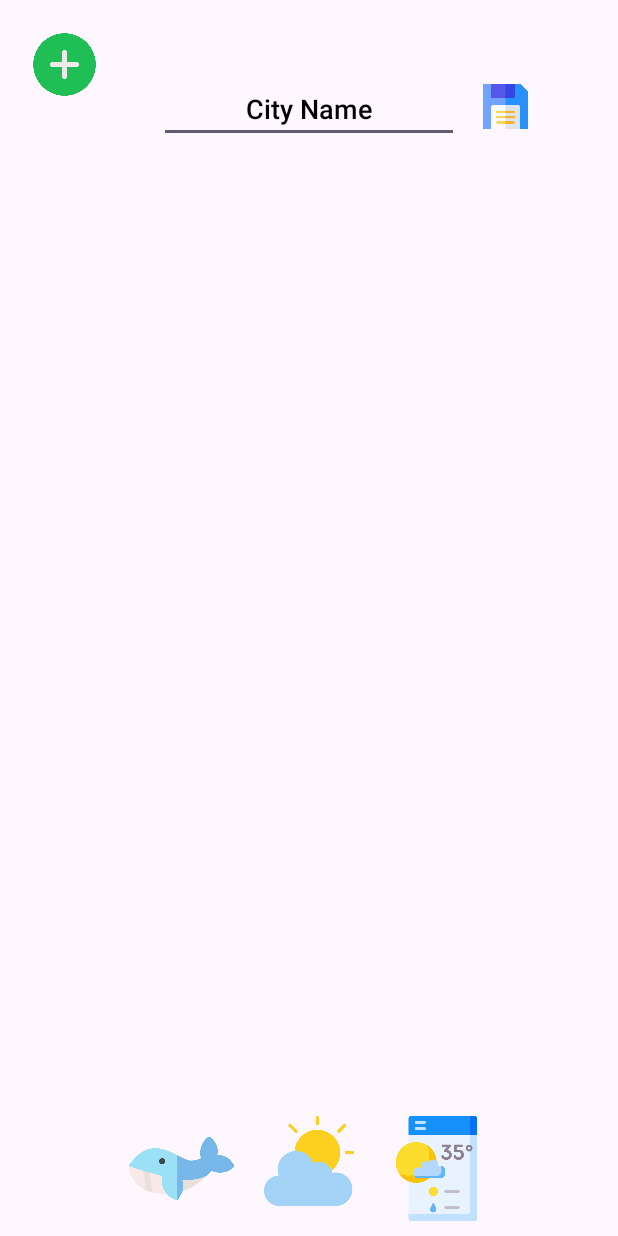
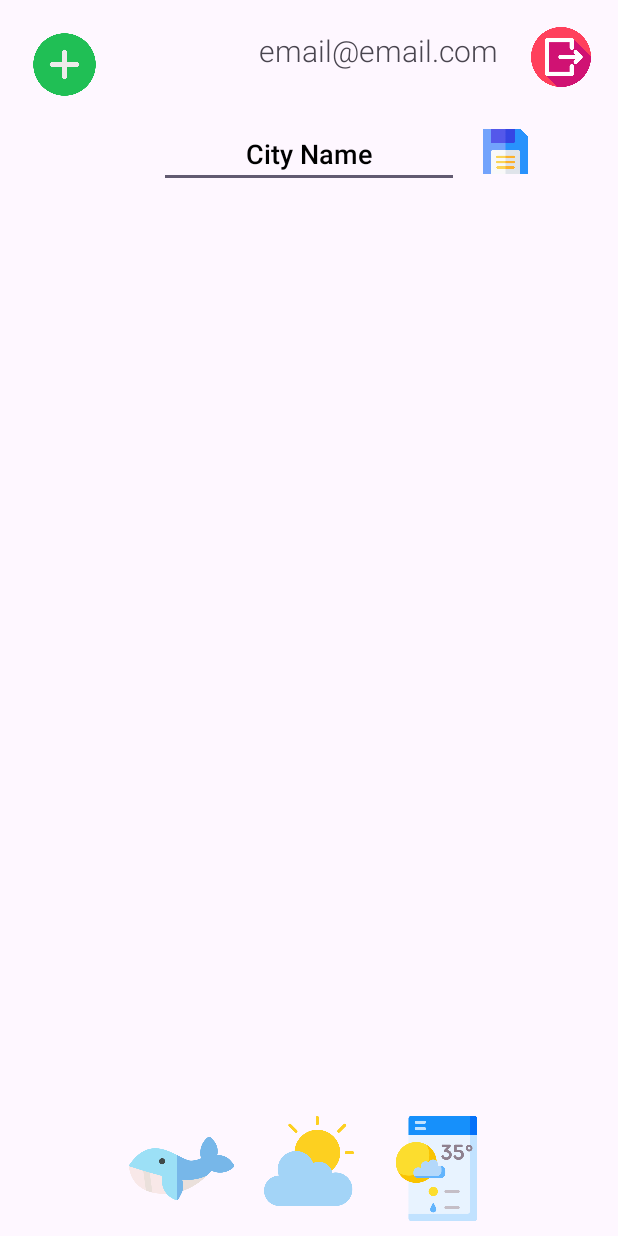
Before and after one commit to ChrisX21/Fishing_App, an Android app: the screen it shows after launch once a user with an empty profile is signed in (MainActivity), on a phone screen of 412 x 824 dp. Run offline under Robolectric (Android 15) with nearby library versions, the phone set to English and light mode, and no system bars; our stand-ins replace Firebase (no records; nobody signed in at launch, a user with empty details on screens opened directly), Room's generated code.

Commit message:
added logout layout and user.email textView for later handling

```diff
--- a/app/src/main/res/layout/activity_main.xml
+++ b/app/src/main/res/layout/activity_main.xml
@@ -5,6 +5,25 @@
     android:layout_width="match_parent"
     android:layout_height="match_parent"
     tools:context=".Activity.MainActivity">
+
+    <TextView
+        android:id="@+id/user"
+        android:layout_width="wrap_content"
+        android:layout_height="wrap_content"
+        android:fontFamily="sans-serif-light"
+        android:textSize="20sp"
+        android:layout_alignParentEnd="true"
+        android:layout_marginEnd="80dp"
+        android:layout_marginTop="20dp"
+        android:text="email@email.com"/>
+
+    <ImageButton
+        android:layout_height="40dp"
+        android:layout_width="40dp"
+        android:layout_alignParentEnd="true"
+        android:layout_marginRight="18dp"
+        android:layout_marginTop="18dp"
+        android:background="@drawable/logout"/>
 
     <EditText
         android:id="@+id/cityName"
@@ -16,7 +35,16 @@
         android:textColorHint="@color/black"
         android:fontFamily="sans-serif-medium"
         android:layout_centerHorizontal="true"
-        android:layout_marginTop="50dp"/>
+        android:layout_marginTop="80dp"/>
+
+    <ImageButton
+        android:layout_width="30dp"
+        android:layout_height="30dp"
+        android:background="@drawable/diskette"
+        android:id="@+id/saveButton"
+        android:layout_alignParentEnd="true"
+        android:layout_marginEnd="60dp"
+        android:layout_marginTop="86dp" />
 
         <androidx.fragment.app.FragmentContainerView
         android:id="@+id/fragmentContainer"
@@ -25,15 +53,6 @@
         android:layout_below="@id/cityName"
         android:layout_above="@+id/navbar"
         android:layout_margin="10dp" />
-
-    <ImageButton
-        android:layout_width="30dp"
-        android:layout_height="30dp"
-        android:background="@drawable/diskette"
-        android:id="@+id/saveButton"
-        android:layout_alignParentEnd="true"
-        android:layout_marginEnd="60dp"
-        android:layout_marginTop="56dp" />
 
     <ImageButton
         android:id="@+id/addButton"
```
Also changed, not shown: app/src/main/res/drawable/logout.png (added).
